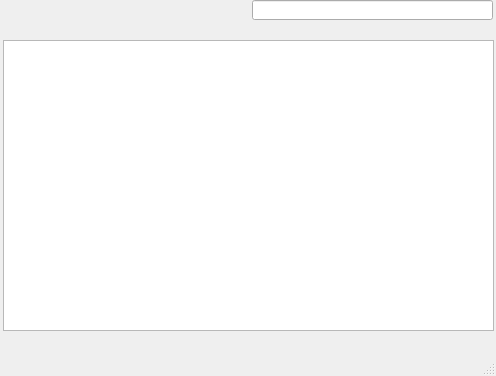
Artikash/Textractor, file GUI/mainwindow.ui: the form before one commit.
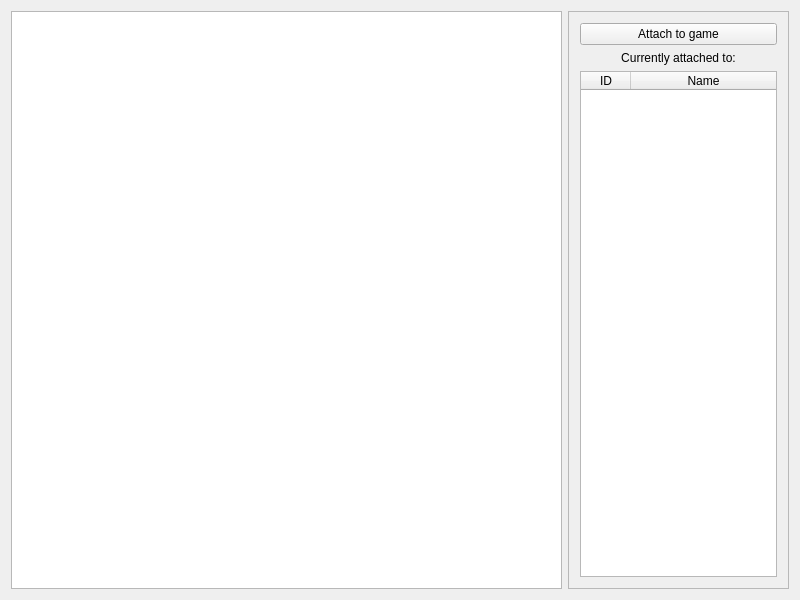
The form after the commit.

```diff
--- a/GUI/mainwindow.ui
+++ b/GUI/mainwindow.ui
@@ -6,34 +6,99 @@
    <rect>
     <x>0</x>
     <y>0</y>
-    <width>496</width>
-    <height>376</height>
+    <width>800</width>
+    <height>600</height>
    </rect>
   </property>
   <property name="windowTitle">
    <string>NextHooker</string>
   </property>
   <widget class="QWidget" name="centralWidget">
-   <widget class="QLineEdit" name="lineEdit">
-    <property name="geometry">
-     <rect>
-      <x>252</x>
-      <y>0</y>
-      <width>241</width>
-      <height>20</height>
-     </rect>
-    </property>
-   </widget>
-   <widget class="QPlainTextEdit" name="plainTextEdit">
-    <property name="geometry">
-     <rect>
-      <x>3</x>
-      <y>40</y>
-      <width>491</width>
-      <height>291</height>
-     </rect>
-    </property>
-   </widget>
+   <layout class="QHBoxLayout" name="horizontalLayout_2">
+    <item>
+     <widget class="QTextBrowser" name="textBrowser">
+      <property name="sizePolicy">
+       <sizepolicy hsizetype="Expanding" vsizetype="Expanding">
+        <horstretch>5</horstretch>
+        <verstretch>0</verstretch>
+       </sizepolicy>
+      </property>
+     </widget>
+    </item>
+    <item>
+     <widget class="QFrame" name="processManager">
+      <property name="sizePolicy">
+       <sizepolicy hsizetype="Preferred" vsizetype="Preferred">
+        <horstretch>2</horstretch>
+        <verstretch>0</verstretch>
+       </sizepolicy>
+      </property>
+      <property name="frameShape">
+       <enum>QFrame::StyledPanel</enum>
+      </property>
+      <property name="frameShadow">
+       <enum>QFrame::Raised</enum>
+      </property>
+      <layout class="QVBoxLayout" name="verticalLayout">
+       <item>
+        <widget class="QPushButton" name="attachButton">
+         <property name="text">
+          <string>Attach to game</string>
+         </property>
+        </widget>
+       </item>
+       <item>
+        <widget class="QLabel" name="label">
+         <property name="sizePolicy">
+          <sizepolicy hsizetype="Preferred" vsizetype="Fixed">
+           <horstretch>0</horstretch>
+           <verstretch>0</verstretch>
+          </sizepolicy>
+         </property>
+         <property name="text">
+          <string>Currently attached to:</string>
+         </property>
+         <property name="alignment">
+          <set>Qt::AlignCenter</set>
+         </property>
+        </widget>
+       </item>
+       <item>
+        <widget class="QTableWidget" name="processList">
+         <property name="columnCount">
+          <number>2</number>
+         </property>
+         <attribute name="horizontalHeaderDefaultSectionSize">
+          <number>50</number>
+         </attribute>
+         <attribute name="horizontalHeaderStretchLastSection">
+          <bool>true</bool>
+         </attribute>
+         <attribute name="verticalHeaderVisible">
+          <bool>false</bool>
+         </attribute>
+         <column>
+          <property name="text">
+           <string>ID</string>
+          </property>
+          <property name="textAlignment">
+           <set>AlignCenter</set>
+          </property>
+         </column>
+         <column>
+          <property name="text">
+           <string>Name</string>
+          </property>
+          <property name="textAlignment">
+           <set>AlignCenter</set>
+          </property>
+         </column>
+        </widget>
+       </item>
+      </layout>
+     </widget>
+    </item>
+   </layout>
   </widget>
   <widget class="QMenuBar" name="menuBar">
    <property name="geometry">
@@ -45,7 +110,6 @@
     </rect>
    </property>
   </widget>
-  <widget class="QStatusBar" name="statusBar"/>
  </widget>
  <layoutdefault spacing="6" margin="11"/>
  <resources/>
```
Left out of the diff: 2 changed lines with no effect on the pictures.
